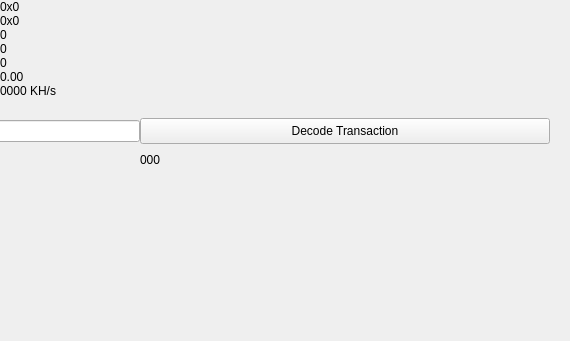
The window that src/qt/forms/blockbrowser.ui (Quadmium/DopeCoinV3) describes before a commit, drawn with Qt 5; both pictures show x 291 to 861 and y 96 to 437 of the 861 by 437 pixel window.
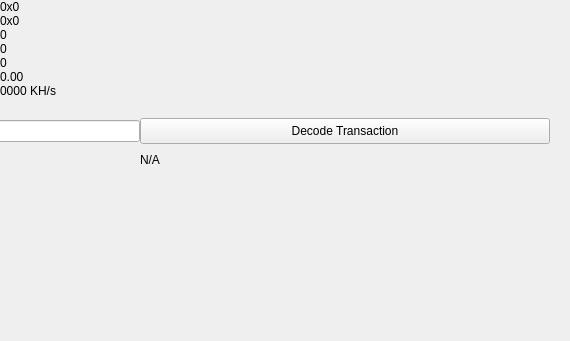
The same window after the commit.

Diff of the .ui file:
```diff
--- a/src/qt/forms/blockbrowser.ui
+++ b/src/qt/forms/blockbrowser.ui
@@ -366,7 +366,7 @@
         <item row="0" column="1">
          <widget class="QLabel" name="txID">
           <property name="text">
-           <string>000</string>
+           <string>N/A</string>
           </property>
           <property name="textInteractionFlags">
             <set>Qt::LinksAccessibleByMouse|Qt::TextSelectableByKeyboard|Qt::TextSelectableByMouse</set>
```
